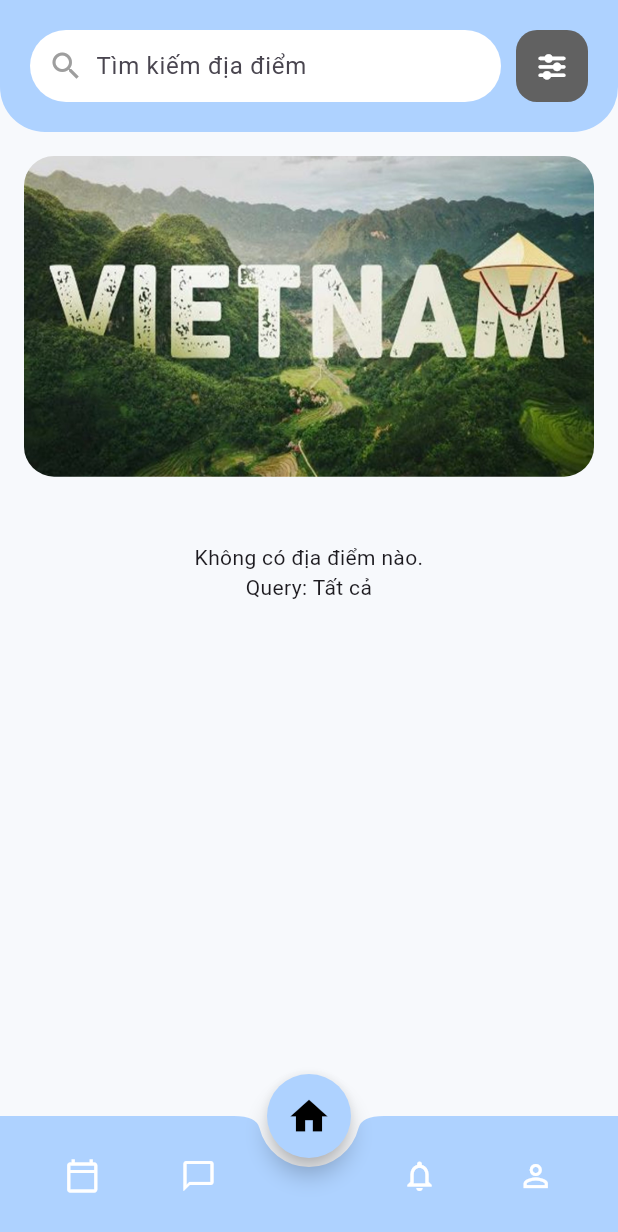
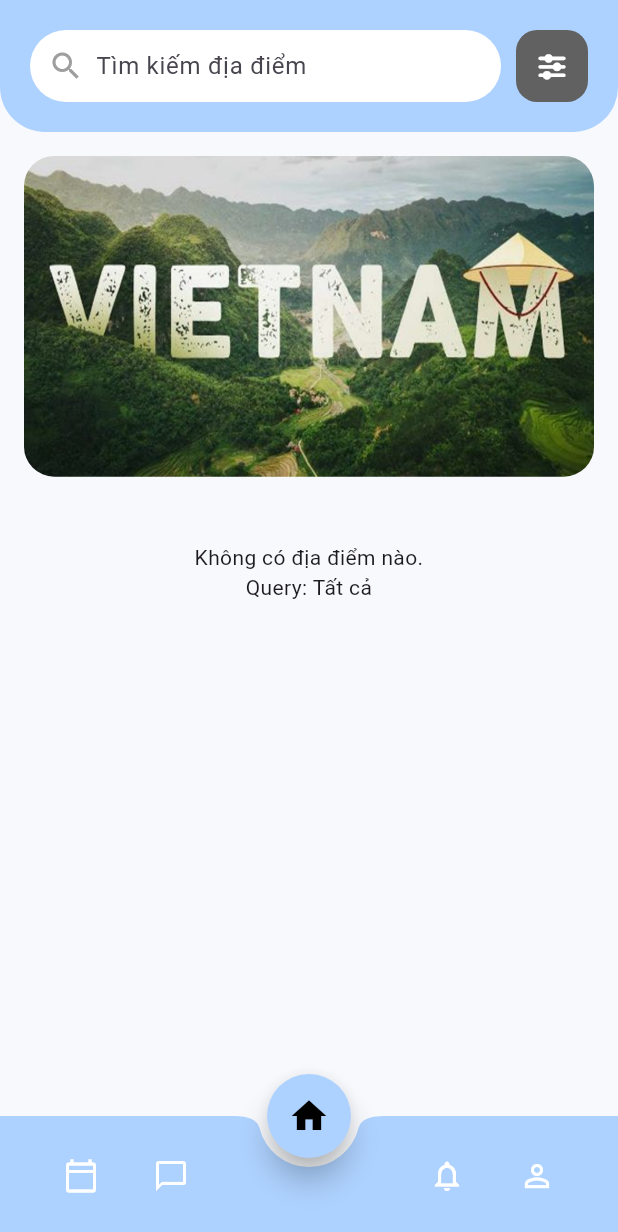
Before and after one commit to DT0712/LTAPP, a Flutter app: the screen it shows once a user with an empty profile is signed in, on a phone screen of 412 x 824 dp. Shown: the top 1232 px of the screen. Run offline on Flutter 3.47's test engine with Material 3 defaults, Android fonts, the phone set to English and light mode, and no system bars; our stand-ins replace cloud_firestore, firebase_auth, firebase_core, font_awesome_flutter, google_sign_in; accounts and stored records are empty.

Commit message:
Update home_page.dart

```diff
--- a/my_app/lib/features/home/presentation/pages/home_page.dart
+++ b/my_app/lib/features/home/presentation/pages/home_page.dart
@@ -7,6 +7,7 @@ import '../widgets/filter_panel.dart';
 import '../widgets/home_banner.dart';
 import '../widgets/categories_section.dart';
 import '../widgets/suggested_places_section.dart';
+import '../../../schedule/presentation/pages/schedule_page.dart';
 
 class HomePage extends StatefulWidget {
   const HomePage({super.key});
@@ -32,7 +33,7 @@ class _HomePageState extends State<HomePage> {
         child: IndexedStack(
           index: _currentIndex,
           children: [
-            const Center(child: Text('Schedule Page')),
+            const SchedulePage(),
             const Center(child: Text('Chat Page')),
             SingleChildScrollView(
               child: Column(
@@ -64,45 +65,86 @@ class _HomePageState extends State<HomePage> {
           ],
         ),
       ),
+      //FloatingActionButton
       floatingActionButton: FloatingActionButton(
-        onPressed: () => setState(() => _currentIndex = 2),
+        onPressed: () {},
         backgroundColor: primaryBlue,
-        foregroundColor: Colors.black,
-        elevation: 6,
+        elevation: 8.0,
         shape: const CircleBorder(),
         child: Icon(
-          _currentIndex == 2 ? Icons.home : Icons.home_outlined,
+          _navIcons[_currentIndex]
+              ['filled'], // Hiển thị icon của trang hiện tại
           color: Colors.black,
-          size: 30,
+          size: 28,
         ),
       ),
       floatingActionButtonLocation: FloatingActionButtonLocation.centerDocked,
+      //BottomAppBar
       bottomNavigationBar: BottomAppBar(
         color: primaryBlue,
         shape: const CircularNotchedRectangle(),
         notchMargin: 6.0,
         elevation: 8,
         clipBehavior: Clip.antiAlias,
-        child: Row(
-          mainAxisAlignment: MainAxisAlignment.spaceAround,
-          children: [
-            _buildNavItem(
-                0, Icons.calendar_today, Icons.calendar_today_outlined),
-            _buildNavItem(1, Icons.chat_bubble, Icons.chat_bubble_outline),
-            const SizedBox(width: 40),
-            _buildNavItem(3, Icons.notifications, Icons.notifications_outlined),
-            _buildNavItem(4, Icons.person, Icons.person_outline),
-          ],
+        child: Padding(
+          padding: const EdgeInsets.symmetric(vertical: 6.0, horizontal: 8.0),
+          child: Row(
+            mainAxisAlignment: MainAxisAlignment.spaceBetween,
+            children: [
+              // 2 item bên trái
+              Row(
+                mainAxisAlignment: MainAxisAlignment.start,
+                children: _buildSideItems(left: true),
+              ),
+              const SizedBox(width: 56),
+              // 2 item bên phải
+              Row(
+                mainAxisAlignment: MainAxisAlignment.end,
+                children: _buildSideItems(left: false),
+              ),
+            ],
+          ),
         ),
       ),
     );
   }
 
-  Widget _buildNavItem(int index, IconData filled, IconData outlined) {
-    return IconButton(
-      icon:
-          Icon(_currentIndex == index ? filled : outlined, color: Colors.white),
-      onPressed: () => setState(() => _currentIndex = index),
-    );
+  // Icon data mapping for each page index
+  List<Map<String, IconData>> get _navIcons => [
+        {
+          'filled': Icons.calendar_today,
+          'outlined': Icons.calendar_today_outlined
+        },
+        {'filled': Icons.chat_bubble, 'outlined': Icons.chat_bubble_outline},
+        {'filled': Icons.home, 'outlined': Icons.home_outlined},
+        {
+          'filled': Icons.notifications,
+          'outlined': Icons.notifications_outlined
+        },
+        {'filled': Icons.person, 'outlined': Icons.person_outline},
+      ];
+  // Build the left or right side items (two icons each)
+  List<Widget> _buildSideItems({required bool left}) {
+    // all indices
+    final all = [0, 1, 2, 3, 4];
+    // remove the selected index
+    final others = all.where((i) => i != _currentIndex).toList();
+    // left takes first 2, right takes last 2
+    final leftItems = others.take(2).toList();
+    final rightItems = others.skip(2).toList();
+    final pick = left ? leftItems : rightItems;
+    return pick.map((idx) {
+      final icons = _navIcons[idx];
+      final filled = icons['filled']!;
+      final outlined = icons['outlined']!;
+      return Padding(
+        padding: const EdgeInsets.symmetric(horizontal: 6.0),
+        child: IconButton(
+          icon: Icon(_currentIndex == idx ? filled : outlined,
+              color: Colors.white),
+          onPressed: () => setState(() => _currentIndex = idx),
+        ),
+      );
+    }).toList();
   }
 }
```
